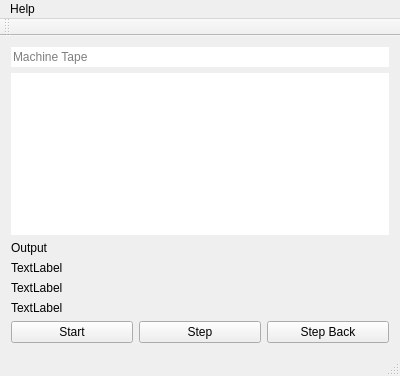
RicardoBusta/teoria-computacao-ufc, file TuringMachine/mainwindow.ui: the form before one commit.
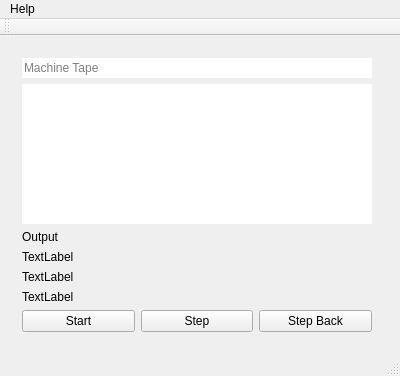
The form after the commit. Custom widgets are drawn as their Qt base class.

```diff
--- a/TuringMachine/mainwindow.ui
+++ b/TuringMachine/mainwindow.ui
@@ -14,7 +14,10 @@
    <string>MainWindow</string>
   </property>
   <widget class="QWidget" name="centralWidget">
-   <layout class="QVBoxLayout" name="verticalLayout">
+   <layout class="QHBoxLayout" name="horizontalLayout_2">
+    <item>
+     <widget class="QWidget" name="verticalWidget" native="true">
+      <layout class="QVBoxLayout" name="machine_layout">
     <item>
      <widget class="QLineEdit" name="machine_tape">
       <property name="frame">
@@ -58,8 +61,8 @@
        <string>&lt;!DOCTYPE HTML PUBLIC &quot;-//W3C//DTD HTML 4.0//EN&quot; &quot;http://www.w3.org/TR/REC-html40/strict.dtd&quot;&gt;
 &lt;html&gt;&lt;head&gt;&lt;meta name=&quot;qrichtext&quot; content=&quot;1&quot; /&gt;&lt;style type=&quot;text/css&quot;&gt;
 p, li { white-space: pre-wrap; }
-&lt;/style&gt;&lt;/head&gt;&lt;body style=&quot; font-family:'MS Shell Dlg 2'; font-size:8.25pt; font-weight:400; font-style:normal;&quot;&gt;
-&lt;p style=&quot;-qt-paragraph-type:empty; margin-top:0px; margin-bottom:0px; margin-left:0px; margin-right:0px; -qt-block-indent:0; text-indent:0px; font-size:8pt;&quot;&gt;&lt;br /&gt;&lt;/p&gt;&lt;/body&gt;&lt;/html&gt;</string>
+&lt;/style&gt;&lt;/head&gt;&lt;body style=&quot; font-family:'Ubuntu'; font-size:11pt; font-weight:400; font-style:normal;&quot;&gt;
+&lt;p style=&quot;-qt-paragraph-type:empty; margin-top:0px; margin-bottom:0px; margin-left:0px; margin-right:0px; -qt-block-indent:0; text-indent:0px; font-family:'MS Shell Dlg 2'; font-size:8pt;&quot;&gt;&lt;br /&gt;&lt;/p&gt;&lt;/body&gt;&lt;/html&gt;</string>
       </property>
      </widget>
     </item>
@@ -127,6 +130,12 @@
     </item>
    </layout>
   </widget>
+    </item>
+    <item>
+     <widget class="TMGUI" name="widget" native="true"/>
+    </item>
+   </layout>
+  </widget>
   <widget class="QMenuBar" name="menuBar">
    <property name="geometry">
     <rect>
@@ -160,6 +169,14 @@
   </action>
  </widget>
  <layoutdefault spacing="6" margin="11"/>
+ <customwidgets>
+  <customwidget>
+   <class>TMGUI</class>
+   <extends>QWidget</extends>
+   <header>tmgui.h</header>
+   <container>1</container>
+  </customwidget>
+ </customwidgets>
  <resources/>
  <connections/>
 </ui>
```
Left out of the diff: 2 changed lines with no effect on the pictures. Lines whose indentation alone changed are shown as unchanged.
